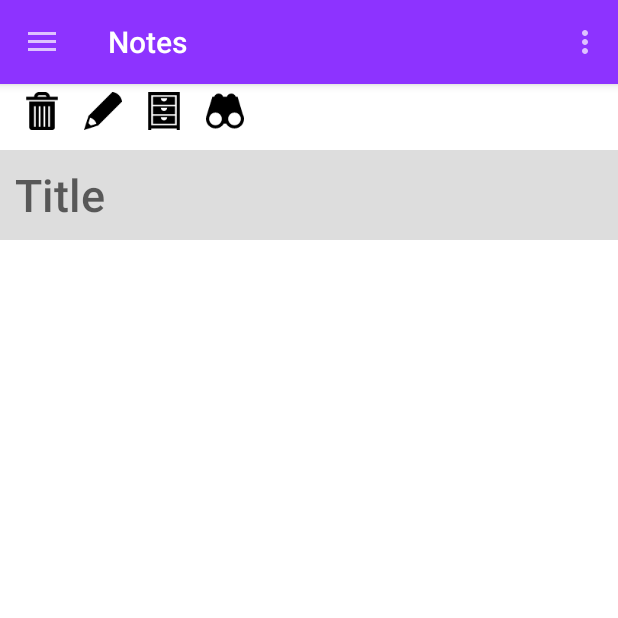
After one commit to shriyaEsha/SecureKeep, an Android app: the Checklists screen opened directly, with no data from a screen before it, on a phone screen of 412 x 824 dp, the top half of it. The commit adds this screen. Run offline under Robolectric (Android 15) with nearby library versions, the phone set to English and light mode, and no system bars.

Commit message:
Final project

```diff
--- a/app/src/main/AndroidManifest.xml
+++ b/app/src/main/AndroidManifest.xml
@@ -46,7 +46,7 @@
             android:label="@string/app_name" >
         </activity>
         <activity
-            android:name=".TodoActivity"
+            android:name=".Checklists"
             android:label="@string/app_name" >
         </activity>
 
--- /dev/null
+++ b/app/src/main/java/com/example/shriya/securekeep/Checklists.java
@@ -0,0 +1,325 @@
+package com.example.shriya.securekeep;
+
+import android.annotation.TargetApi;
+import android.app.AlertDialog;
+import android.content.DialogInterface;
+import android.content.Intent;
+import android.graphics.Color;
+import android.os.Build;
+import android.os.Bundle;
+import android.os.Environment;
+import android.support.v4.widget.DrawerLayout;
+import android.support.v7.app.ActionBarActivity;
+import android.support.v7.app.ActionBarDrawerToggle;
+import android.support.v7.widget.LinearLayoutManager;
+import android.support.v7.widget.RecyclerView;
+import android.support.v7.widget.Toolbar;
+import android.util.Log;
+import android.view.LayoutInflater;
+import android.view.Menu;
+import android.view.MenuItem;
+import android.view.View;
+import android.widget.Button;
+import android.widget.CheckBox;
+import android.widget.EditText;
+import android.widget.RelativeLayout;
+import android.widget.Toast;
+
+import java.io.File;
+import java.io.FileOutputStream;
+
+
+public class Checklists extends ActionBarActivity {
+    //First We Declare Titles And Icons For Our Navigation Drawer List View
+    //This Icons And Titles Are holded in an Array as you can see
+    LoginDataBaseAdapter loginDataBaseAdapter;
+    private int toggleLock = 0;
+    String TITLES[] = {"Notes","Checklists","Profile","Logout","Trash"};
+    int ICONS[] = {R.drawable.note,R.drawable.checklist,R.drawable.user,R.drawable.logout,R.drawable.trash};
+
+    //Similarly we Create a String Resource for the name and email in the header view
+    //And we also create a int resource for profile picture in the header view
+
+    String NAME = "Hafeeza Kuljar";
+    String EMAIL = "hafeezakuljar95@gmail.com";
+    int PROFILE = R.drawable.me1;
+
+    private Toolbar toolbar;                              // Declaring the Toolbar Object
+
+    RecyclerView mRecyclerView;                           // Declaring RecyclerView
+    RecyclerView.Adapter mAdapter;                        // Declaring Adapter For Recycler View
+    RecyclerView.LayoutManager mLayoutManager;            // Declaring Layout Manager as a linear layout manager
+    DrawerLayout Drawer;                                  // Declaring DrawerLayout
+    RelativeLayout layout;
+    ActionBarDrawerToggle mDrawerToggle;                  // Declaring Action Bar Drawer Toggle
+
+    //ENCRYPT/DECRYPT INFO
+    String cipherkey2;
+    byte[] cipherkey1;
+    byte[] notes;
+
+    //length of cipherkey
+    int clen;
+
+    String ini = "abcdefghijklmnopqrstuvwxyz";
+    char[] alph = ini.toCharArray();
+    char[] ciphernote;
+
+    //Button stuff in xml
+    @Override
+    protected void onCreate(Bundle savedInstanceState) {
+        super.onCreate(savedInstanceState);
+        setContentView(R.layout.checklist);
+        layout = (RelativeLayout)findViewById(R.id.layout1);
+        Button delnote1 = (Button) findViewById(R.id.delnote);
+        final Button addlist = (Button) findViewById(R.id.newlist);
+        Button savenote1 = (Button) findViewById(R.id.savenote);
+        Button viewnote1 = (Button) findViewById(R.id.viewnote);
+        final EditText notetitle1 = (EditText)findViewById(R.id.notetitle);
+
+        delnote1.setOnClickListener(new View.OnClickListener() {
+
+            //hide cryptnote
+
+            @Override
+            public void onClick(View v) {
+
+
+            }
+
+        });
+
+        viewnote1.setOnClickListener(new View.OnClickListener() {
+
+            //hide cryptnote
+
+            @Override
+            public void onClick(View v) {
+
+//                Intent i = new Intent(Notes.this, ViewNotes.class);
+//                startActivity(i);
+
+            }
+
+        });
+
+
+        addlist.setOnClickListener(new View.OnClickListener() {
+
+            @TargetApi(Build.VERSION_CODES.JELLY_BEAN)
+            @Override
+            public void onClick(View v) {
+//                EditText newlist = new EditText(getApplicationContext());
+//                Toast.makeText(Checklists.this,"Enter an item!",Toast.LENGTH_LONG);
+//                newlist.findFocus();
+//
+
+                AlertDialog.Builder alert = new AlertDialog.Builder(Checklists.this);
+                LayoutInflater inflater = Checklists.this.getLayoutInflater();
+                //this is what I did to added the layout to the alert dialog
+                final View layout=inflater.inflate(R.layout.dialog,null);
+                alert.setView(layout);
+                final EditText checkitem1=(EditText)layout.findViewById(R.id.checkitem);
+
+                    alert.setTitle("Enter Checklist Item")
+                        .setIcon(R.drawable.pencil)
+                        .setPositiveButton(android.R.string.yes, new DialogInterface.OnClickListener() {
+
+                            public void onClick(DialogInterface dialog, int whichButton) {
+                                RelativeLayout layout = (RelativeLayout) findViewById(R.id.layout1);
+                                CheckBox chkTeamName = new CheckBox(getApplicationContext());
+                                chkTeamName.setText(checkitem1.getText());
+                                chkTeamName.setTextColor(Color.BLACK);
+                                layout.addView(chkTeamName);
+
+                            }})
+                        .setNegativeButton(android.R.string.no, null).show();
+
+
+
+
+
+            }
+
+        });
+        savenote1.setOnClickListener(new View.OnClickListener() {
+
+            @Override
+            public void onClick(View v) {
+
+                // create a File object for the parent directory
+
+            }
+
+        });
+
+
+
+    /* Assinging the toolbar object ot the view
+    and setting the the Action bar to our toolbar
+     */
+        toolbar = (Toolbar) findViewById(R.id.tool_bar);
+        setSupportActionBar(toolbar);
+        getSupportActionBar().setTitle("Notes");
+        mRecyclerView = (RecyclerView) findViewById(R.id.RecyclerView); // Assigning the RecyclerView Object to the xml View
+
+        mRecyclerView.setHasFixedSize(true);                            // Letting the system know that the list objects are of fixed size
+
+        mAdapter = new MyAdapter(TITLES,ICONS,NAME,EMAIL,PROFILE);       // Creating the Adapter of MyAdapter class(which we are going to see in a bit)
+        // And passing the titles,icons,header view name, header view email,
+        // and header view profile picture
+
+        mRecyclerView.setAdapter(mAdapter);                              // Setting the adapter to RecyclerView
+
+        mLayoutManager = new LinearLayoutManager(this);                 // Creating a layout Manager
+
+        mRecyclerView.setLayoutManager(mLayoutManager);                 // Setting the layout Manager
+
+
+        Drawer = (DrawerLayout) findViewById(R.id.DrawerLayout);        // Drawer object Assigned to the view
+        mDrawerToggle = new ActionBarDrawerToggle(this,Drawer,toolbar,R.string.openDrawer,R.string.closeDrawer){
+
+
+
+
+            @Override
+            public void onDrawerOpened(View drawerView) {
+                super.onDrawerOpened(drawerView);
+                // code here will execute once the drawer is opened( As I dont want anything happened whe drawer is
+                // open I am not going to put anything here)
+            }
+
+            @Override
+            public void onDrawerClosed(View drawerView) {
+                super.onDrawerClosed(drawerView);
+                // Code here will execute once drawer is closed
+            }
+
+
+
+        }; // Drawer Toggle Object Made
+        Drawer.setDrawerListener(mDrawerToggle); // Drawer Listener set to the Drawer toggle
+        mDrawerToggle.syncState();               // Finally we set the drawer toggle sync State
+
+    }
+
+    @TargetApi(Build.VERSION_CODES.JELLY_BEAN)
+    public void decrypt()
+    {
+//        cipherkey2 = ((EditText) findViewById(R.id.cipherkey)).getText().toString();
+//        cipherkey1 = ((EditText) findViewById(R.id.cipherkey)).getText().toString().getBytes();
+//        final EditText noteText = (EditText) findViewById(R.id.editText);
+//        notes = noteText.getText().toString().getBytes();
+//        Log.w("","I'm in decrypt");
+//        //length of cipherkey
+//        clen = cipherkey2.length();
+//        ciphernote = new char[notes.length];
+//        //start encryption
+//        toggleLock = 0;
+//        noteText.setBackgroundColor(Color.parseColor("#ffffff"));
+//        noteText.setCursorVisible(true);
+//        //encrypt
+//        Button cryptnote1 = (Button) findViewById(R.id.cryptnote);
+//        cryptnote1.setBackground(getResources().getDrawable(R.drawable.unlock));
+//
+//        if (cipherkey2.equals(""))
+//            Toast.makeText(Notes.this, "Enter CipherKey", Toast.LENGTH_SHORT).show();
+//        else {
+//
+//            for (int i = 0, j = 0; i < notes.length; i++, j++) {
+//                if (notes[i] == ' ') {
+//                    ciphernote[i] = ' ';
+//                    continue;
+//
+//                }
+//                if (j >= (clen))
+//                    j = 0;
+//
+//                //int ind = Math.abs((ini.indexOf(notes[i]) + ini.indexOf(cipherkey1[j])) % 26);
+//                //  Log.w("", "index: " + String.valueOf(ind) + " i: " + i + " j: " + j);
+//                // Toast.makeText(Notes.this,"old: "+notes[i],Toast.LENGTH_SHORT).show();
+////                        if(index>25)
+//                ciphernote[i] = (char) (notes[i] ^ cipherkey1[j]);
+//
+//                Log.w("", String.valueOf(ciphernote[i]));
+//                //  else
+//                //Log.w("", "ini.charAt(index): " + ini.charAt(ind));
+//
+//                //Toast.makeText(Notes.this,"new: "+notes[i],Toast.LENGTH_SHORT).show();
+//
+//            }//for
+//            String ciphernote1 = new String(ciphernote);
+//            //Toast.makeText(Notes.this,"full note: "+ciphernote1,Toast.LENGTH_LONG).show();
+//            noteText.setHint("Encrypted Message");
+//            noteText.setText(ciphernote1);
+//            Log.w("", "plaintext in decrypt: " + ciphernote1);
+//            Toast.makeText(this, "Your message has been decrypted!", Toast.LENGTH_SHORT);
+//        }
+}
+    //encryption done
+
+    @TargetApi(Build.VERSION_CODES.JELLY_BEAN)
+    public void encrypt(){
+//        toggleLock = 1;
+//        cipherkey2 = ((EditText) findViewById(R.id.cipherkey)).getText().toString();
+//        cipherkey1 = ((EditText) findViewById(R.id.cipherkey)).getText().toString().getBytes();
+//        Log.w("","Cipherkey: "+cipherkey2+"Booyah");
+//        if(cipherkey2.equals(""))
+//        {   Log.w("","Cipherkey: "+"NoBooyah");
+//            Toast.makeText(this,"Enter cipherkey!",Toast.LENGTH_LONG);
+//        }
+//        else {
+//            Button cryptnote1 = (Button) findViewById(R.id.cryptnote);
+//            final EditText noteText = (EditText) findViewById(R.id.editText);
+//            cryptnote1.setBackground(getResources().getDrawable(R.drawable.lock));
+//            noteText.setBackgroundColor(Color.parseColor("#000000"));
+//            noteText.setCursorVisible(false);
+//            notes = noteText.getText().toString().getBytes();
+//            clen = cipherkey2.length();
+//            ciphernote = new char[notes.length];
+//
+//            for (int i = 0, j = 0; i < notes.length; i++, j++) {
+//                if (notes[i] == ' ') {
+//                    ciphernote[i] = ' ';
+//                    continue;
+//
+//                }
+//                if (j >= (clen))
+//                    j = 0;
+//                ciphernote[i] = (char) (notes[i] ^ cipherkey1[j]);
+//            }//for
+//            String ciphernote1 = new String(ciphernote);
+//            //Toast.makeText(Notes.this,"full note: "+ciphernote1,Toast.LENGTH_LONG).show();
+//            Log.w("", "ciphertext in encrypt: " + ciphernote1);
+//            noteText.setText(ciphernote1);
+//            Toast.makeText(this, "Your message has been encrypted!", Toast.LENGTH_SHORT);
+//        }
+
+    }
+    @Override
+    public boolean onCreateOptionsMenu(Menu menu) {
+        // Inflate the menu; this adds items to the action bar if it is present.
+        getMenuInflater().inflate(R.menu.menu_main, menu);
+        return true;
+    }
+
+    @Override
+    public boolean onOptionsItemSelected(MenuItem item) {
+        // Handle action bar item clicks here. The action bar will
+        // automatically handle clicks on the Home/Up button, so long
+        // automatically handle clicks on the Home/Up button, so long
+        // as you specify a parent activity in AndroidManifest.xml.
+        int id = item.getItemId();
+
+        //noinspection SimplifiableIfStatement
+        if (id == R.id.action_settings) {
+            return true;
+        }
+
+        return super.onOptionsItemSelected(item);
+    }
+
+
+
+
+}
--- a/app/src/main/java/com/example/shriya/securekeep/LoginDataBaseAdapter.java
+++ b/app/src/main/java/com/example/shriya/securekeep/LoginDataBaseAdapter.java
@@ -124,7 +124,6 @@ public class LoginDataBaseAdapter {
         ContentValues args = new ContentValues();
         args.put("LOGGED", "no");
         db.update("LOGIN", args, null, null);
-
         Log.w("app","Logged OUT NOW!!!!");
     }
     public int getLogged()
--- a/app/src/main/java/com/example/shriya/securekeep/MainActivity.java
+++ b/app/src/main/java/com/example/shriya/securekeep/MainActivity.java
@@ -23,9 +23,9 @@ public class MainActivity extends ActionBarActivity {
     //Similarly we Create a String Resource for the name and email in the header view
     //And we also create a int resource for profile picture in the header view
 
-    String NAME = "Shriya Sasank";
-    String EMAIL = "shriya.sasank@gmail.com";
-    int PROFILE = R.drawable.me;
+    String NAME = "Hafeeza Fathima";
+    String EMAIL = "hafeezakuljar95@gmail.com";
+    int PROFILE = R.drawable.me1;
 
     private Toolbar toolbar;                              // Declaring the Toolbar Object
 
--- a/app/src/main/java/com/example/shriya/securekeep/MyAdapter.java
+++ b/app/src/main/java/com/example/shriya/securekeep/MyAdapter.java
@@ -70,7 +70,6 @@ public class MyAdapter extends RecyclerView.Adapter<MyAdapter.ViewHolder> {
             }
         }
 
-
             public void onClick(View view) {
                 int position  =   getPosition();
 
@@ -87,7 +86,7 @@ public class MyAdapter extends RecyclerView.Adapter<MyAdapter.ViewHolder> {
                        break;
                     case 2:
                         Log.w("","Clicked Checklists!");
-                        intent =  new Intent(context, TodoActivity.class);
+                        intent =  new Intent(context, Checklists.class);
                         context.startActivity(intent);
                         break;
 
--- a/app/src/main/java/com/example/shriya/securekeep/Profile.java
+++ b/app/src/main/java/com/example/shriya/securekeep/Profile.java
@@ -28,9 +28,9 @@ public class Profile extends ActionBarActivity {
     //Similarly we Create a String Resource for the name and email in the header view
     //And we also create a int resource for profile picture in the header view
 
-    String NAME = "Shriya Sasank";
-    String EMAIL = "shriya.sasank@gmail.com";
-    int PROFILE = R.drawable.me;
+    String NAME = "Hafeeza Kuljar";
+    String EMAIL = "hafeezakuljar95@gmail.com";
+    int PROFILE = R.drawable.me1;
 
     private Toolbar toolbar;                              // Declaring the Toolbar Object
 
--- a/app/src/main/java/com/example/shriya/securekeep/loginDB.java
+++ b/app/src/main/java/com/example/shriya/securekeep/loginDB.java
@@ -1,5 +1,4 @@
 package com.example.shriya.securekeep;
-
 import android.app.Activity;
 import android.content.Intent;
 import android.os.Bundle;
@@ -12,7 +11,6 @@ import android.widget.CompoundButton;
 import android.widget.EditText;
 import android.widget.Switch;
 import android.widget.Toast;
-
 /**
  * Created by shriya on 1/28/2015.
  */
--- /dev/null
+++ b/app/src/main/res/layout/checklist.xml
@@ -0,0 +1,99 @@
+<android.support.v4.widget.DrawerLayout
+
+    xmlns:android="http://schemas.android.com/apk/res/android"
+    android:id="@+id/DrawerLayout"
+    android:layout_width="match_parent"
+    android:layout_height="match_parent"
+    android:elevation="7dp">
+
+
+    <RelativeLayout
+        android:layout_width="match_parent"
+        android:layout_height="match_parent"
+        android:orientation="vertical"
+        android:background="#fff"
+        android:id="@+id/layout1">
+
+
+        <include
+            android:id="@+id/tool_bar"
+            layout="@layout/tool_bar">
+        </include>
+
+        <Button
+
+            android:layout_marginTop="5dp"
+            android:layout_width="25dp"
+            android:layout_height="25dp"
+            android:background="@drawable/trash"
+            android:id="@+id/delnote"
+            android:layout_below="@+id/tool_bar"
+            android:layout_marginLeft="15dp"
+            android:layout_marginStart="15dp" />
+
+        <Button
+            android:layout_marginTop="5dp"
+            android:layout_width="25dp"
+            android:layout_height="25dp"
+            android:background="@drawable/pencil"
+            android:id="@+id/newlist"
+            android:layout_alignBottom="@+id/delnote"
+            android:layout_toRightOf="@+id/delnote"
+            android:layout_toEndOf="@+id/delnote"
+            android:layout_marginLeft="15dp"
+            />
+        <Button
+
+            android:layout_marginTop="5dp"
+            android:layout_width="25dp"
+            android:layout_height="25dp"
+            android:background="@drawable/save"
+            android:id="@+id/savenote"
+            android:layout_below="@+id/tool_bar"
+            android:layout_toRightOf="@+id/newlist"
+            android:layout_toEndOf="@+id/newlist"
+            android:layout_marginLeft="15dp"
+            android:layout_marginStart="15dp" />
+
+        <Button
+            android:layout_marginTop="5dp"
+            android:layout_width="25dp"
+            android:layout_height="25dp"
+            android:background="@drawable/view"
+            android:id="@+id/viewnote"
+            android:layout_alignBottom="@+id/savenote"
+            android:layout_toRightOf="@+id/savenote"
+            android:layout_toEndOf="@+id/savenote"
+            android:layout_marginLeft="15dp"
+            />
+
+
+        <EditText
+            android:layout_width="match_parent"
+            android:layout_height="60dp"
+            android:paddingLeft="10dp"
+            android:layout_marginTop="100dip"
+            android:id="@+id/notetitle"
+            android:background="#ddd"
+            android:hint="Title"
+            android:fontFamily="sans-serif-medium"
+            android:textSize="30dp"/>
+
+
+
+    </RelativeLayout>
+
+
+    <android.support.v7.widget.RecyclerView
+        android:id="@+id/RecyclerView"
+        android:layout_width="325dp"
+        android:layout_height="match_parent"
+        android:layout_gravity="left"
+
+        android:background="#fff"
+        android:scrollbars="vertical">
+
+    </android.support.v7.widget.RecyclerView>
+
+
+</android.support.v4.widget.DrawerLayout>
--- a/app/src/main/res/layout/header.xml
+++ b/app/src/main/res/layout/header.xml
@@ -22,7 +22,7 @@
             android:layout_height="wrap_content"
             android:layout_marginLeft="16dp"
             android:textColor="#fff"
-            android:text="Shriya Sasank"
+            android:text="Hafeeza Fathima"
             android:textSize="14sp"
             android:textStyle="bold"
 
@@ -35,7 +35,7 @@
             android:textColor="#fff"
             android:layout_marginLeft="16dp"
             android:layout_marginTop="5dp"
-            android:text="shriya.sasank@gmail.com"
+            android:text="hafeezakuljar95@gmail.com"
             android:textSize="14sp"
             android:textStyle="normal"
             />
--- a/app/src/main/res/layout/profile.xml
+++ b/app/src/main/res/layout/profile.xml
@@ -23,7 +23,7 @@
         android:layout_width="wrap_content"
         android:layout_height="wrap_content"
         android:textAppearance="?android:attr/textAppearanceMedium"
-        android:text="Shriya Sasank"
+        android:text="Hafeeza Fathima"
         android:id="@+id/textView4"
         android:layout_gravity="center_horizontal"
         android:textColor="#ffffff"
@@ -35,7 +35,7 @@
         android:layout_width="match_parent"
         android:layout_height="wrap_content"
         android:id="@+id/imageView"
-        android:src="@drawable/me"
+        android:src="@drawable/me1"
         android:layout_gravity="center_horizontal"
         android:background="#391882"
         android:layout_alignParentBottom="true"
@@ -46,7 +46,7 @@
         android:layout_width="wrap_content"
         android:layout_height="wrap_content"
         android:textAppearance="?android:attr/textAppearanceSmall"
-        android:text="shriya.sasank@gmail.com"
+        android:text="hafeezakuljar95@gmail.com"
         android:id="@+id/textView5"
         android:layout_gravity="center_horizontal"
         android:textColor="#ffffff"
```
Also changed, not shown: app/src/main/java/com/example/shriya/securekeep/Country.java (added, +35 -0 lines), app/src/main/java/com/example/shriya/securekeep/Notes.java (+12 -7 lines), app/src/main/java/com/example/shriya/securekeep/ViewNote.java (+7 -7 lines), app/src/main/java/com/example/shriya/securekeep/ViewNotes.java (+104 -37 lines), app/src/main/res/layout/country_info.xml (added, +26 -0 lines), app/src/main/res/layout/dialog.xml (added, +25 -0 lines), app/src/main/res/layout/note.xml (+0 -10 lines), app/src/main/res/drawable-hdpi/me1.jpg (added).
